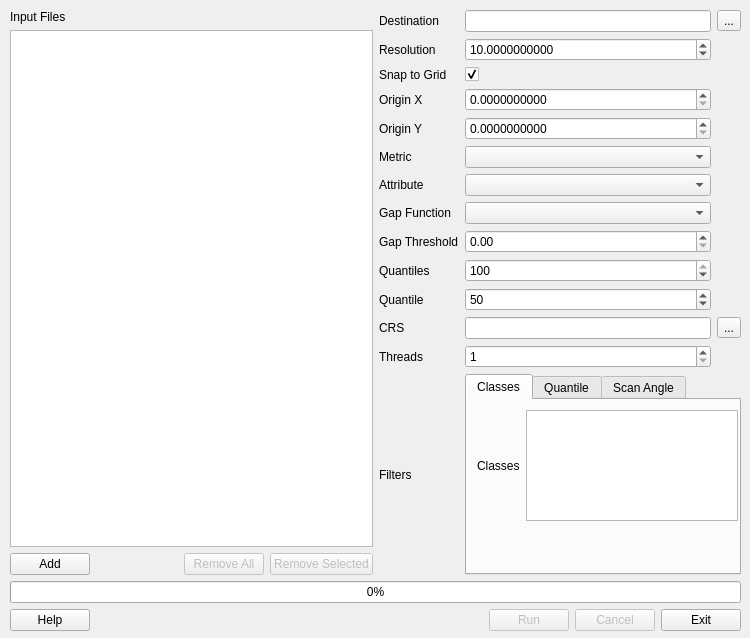
This is src/apps/pointstats.ui in rskelly/treetops as Qt 5 draws it before an edit. The edited form follows.
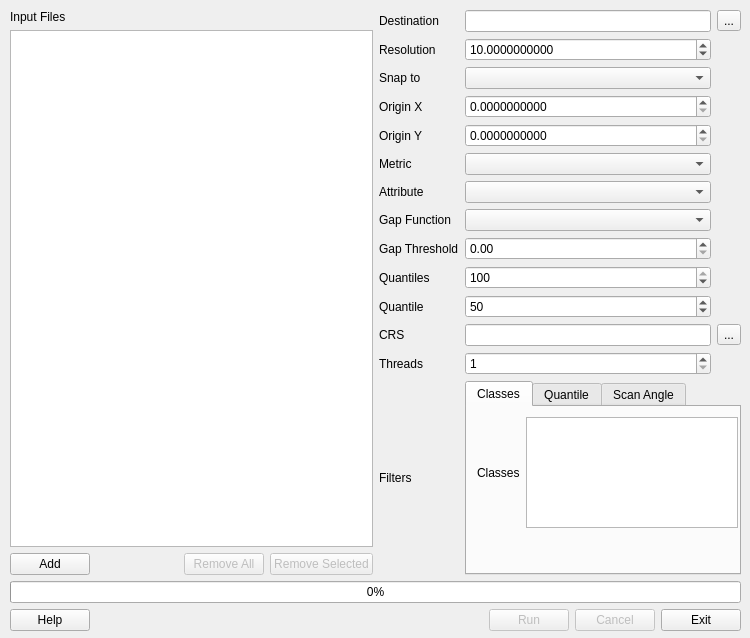
This is the edited form.

Commit message: Pointstats; lasreader; util.

```diff
--- a/src/apps/pointstats.ui
+++ b/src/apps/pointstats.ui
@@ -161,16 +161,6 @@
       <item row="0" column="1">
        <widget class="QLineEdit" name="txtDestFile"/>
       </item>
-      <item row="2" column="1">
-       <widget class="QCheckBox" name="chkSnapToGrid">
-        <property name="text">
-         <string/>
-        </property>
-        <property name="checked">
-         <bool>true</bool>
-        </property>
-       </widget>
-      </item>
       <item row="11" column="2">
        <widget class="QToolButton" name="btnCRSConfig">
         <property name="text">
@@ -243,7 +233,7 @@
       <item row="2" column="0">
        <widget class="QLabel" name="label_6">
         <property name="text">
-         <string>Snap to Grid</string>
+         <string>Snap to</string>
         </property>
        </widget>
       </item>
@@ -528,6 +518,13 @@
         </property>
        </widget>
       </item>
+      <item row="2" column="1">
+       <widget class="QComboBox" name="cboSnapMode">
+        <property name="currentText">
+         <string/>
+        </property>
+       </widget>
+      </item>
      </layout>
     </item>
    </layout>
```
Left out of the diff: 10 changed lines with no effect on the pictures. The commit also changes 10 other files.
